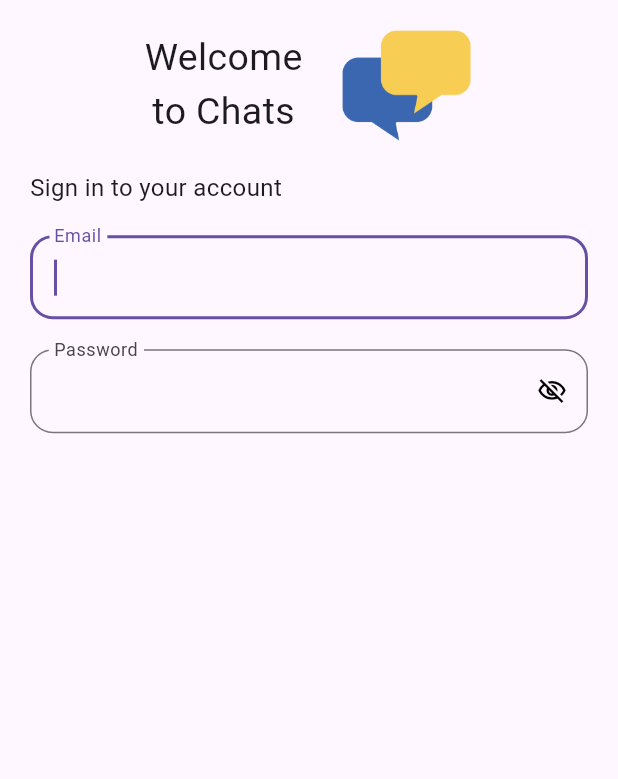
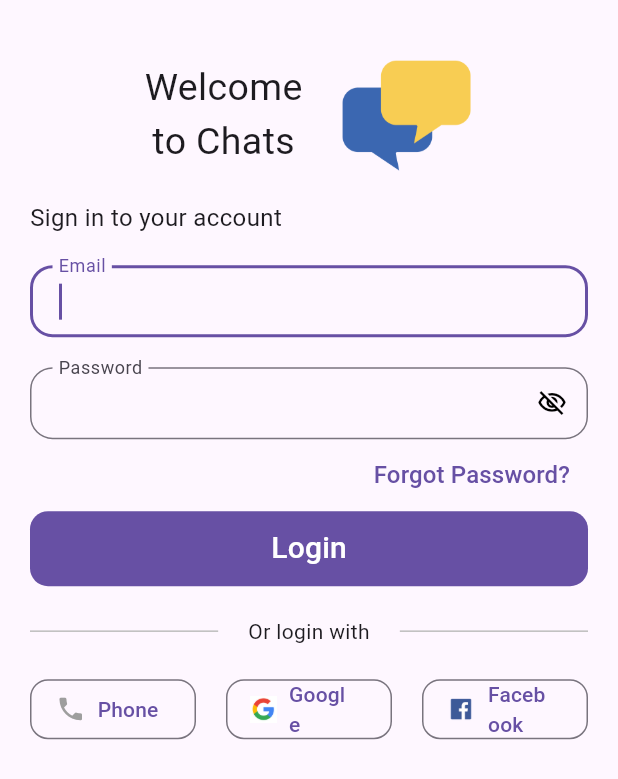
Before and after one commit to meandr1/chats-app, a Flutter app: the screen it shows after launch, on a phone screen of 412 x 824 dp. Shown: the top 779 px of the screen. Run offline on Flutter 3.47's test engine with Material 3 defaults, Android fonts, the phone set to English and light mode, and no system bars; our stand-ins replace firebase_core, flutter_bloc, go_router; accounts and stored records are empty.

Commit message:
login screen

```diff
--- a/lib/bloc/cubit/auth_cubit.dart
+++ b/lib/bloc/cubit/auth_cubit.dart
@@ -12,8 +12,8 @@ validatePass(String? pass){
   emit(AuthValidation(pass: pass));
 }
 
-void changeObscureStatus(bool obscure){
-emit(AuthValidation(obscure: obscure));
+void changeObscureStatus(){
+emit(AuthValidation());
 }
 
 }
--- a/lib/bloc/cubit/auth_state.dart
+++ b/lib/bloc/cubit/auth_state.dart
@@ -1,14 +1,17 @@
 part of 'auth_cubit.dart';
 
-abstract class AuthState {}
+abstract class AuthState {
+  String? email;
+  String? pass;
+  bool? obscure;
+  AuthState({this.email = '', this.pass = '', this.obscure = true});
+
+}
 
 class AuthInitial extends AuthState {}
 
 class AuthValidation extends AuthState {
-  String? email;
-  String? pass;
-  bool obscure;
-  AuthValidation({this.email = '', this.pass = '', this.obscure = true});
+  AuthValidation({String? pass,bool? obscure, String? email}):super();
 }
 
 class AuthChecking extends AuthState {}
--- a/lib/screens/auth/email_auth_screen.dart
+++ b/lib/screens/auth/email_auth_screen.dart
@@ -1,6 +1,11 @@
+import 'package:chats/bloc/cubit/auth_cubit.dart';
 import 'package:chats/screens/auth/email_input_text_field.dart';
 import 'package:chats/screens/auth/pass_input_text_field.dart';
+import 'package:flutter/cupertino.dart';
 import 'package:flutter/material.dart';
+import 'package:flutter/rendering.dart';
+import 'package:flutter/widgets.dart';
+import 'package:flutter_bloc/flutter_bloc.dart';
 import 'main_logo.dart';
 
 class EmailAuthScreen extends StatelessWidget {
@@ -11,24 +16,121 @@ class EmailAuthScreen extends StatelessWidget {
 
   @override
   Widget build(BuildContext context) {
-    return Scaffold(
-      body: ListView(
+    return BlocProvider<AuthCubit>(
+        create: (context) => AuthCubit(),
+        child: Scaffold(
+          // resizeToAvoidBottomInset: false,
+          body: Column(
             children: [
-          const MainLogo(),
+              const Padding(
+                padding: EdgeInsets.only(top: 20),
+                child: MainLogo(),
+              ),
               const Padding(
                   padding: EdgeInsets.only(left: 20),
+                  child: Align(
+                      alignment: Alignment.centerLeft,
                       child: Text(
                         'Sign in to your account',
                         style: TextStyle(fontSize: 16),
+                      ))),
+              Padding(
+                  padding: const EdgeInsets.only(left: 20, right: 20, top: 20),
+                  child: EmailTextInput(
+                    _emailInputController,
+                    'Email',
+                    autofocus: true,
                   )),
               Padding(
-              padding: const EdgeInsets.all(20),
-              child: EmailTextInput(_emailInputController, 'Email', autofocus: true,)),
+                  padding: const EdgeInsets.only(left: 20, right: 20, top: 20),
+                  child: PassTextInput(
+                    _passInputController,
+                    'Password',
+                  )),
               Padding(
-              padding: const EdgeInsets.only(left: 20, right: 20, bottom: 20),
-              child: PassTextInput(_passInputController, 'Password'))
+                  padding: const EdgeInsets.only(right: 20),
+                  child: Align(
+                      alignment: Alignment.centerRight,
+                      child: TextButton(
+                        onPressed: () {},
+                        child: const Text('Forgot Password?',
+                            style: TextStyle(fontSize: 16)),
+                      ))),
+              Padding(
+                  padding:
+                      const EdgeInsets.only(right: 20, left: 20, bottom: 20),
+                  child: FilledButton(
+                    style: FilledButton.styleFrom(
+                        minimumSize: const Size(double.infinity, 50),
+                        shape: const RoundedRectangleBorder(
+                            borderRadius:
+                                BorderRadius.all(Radius.circular(12)))),
+                    onPressed: () {},
+                    child: const Text('Login', style: TextStyle(fontSize: 20)),
+                  )),
+              Padding(
+                padding: const EdgeInsets.only(left: 20, right: 20, bottom: 18),
+                child: Row(
+                  children: [
+                    Expanded(child: Divider(color: Colors.grey.shade400)),
+                    const Padding(
+                      padding: EdgeInsets.symmetric(horizontal: 20),
+                      child: Text('Or login with'),
+                    ),
+                    Expanded(child: Divider(color: Colors.grey.shade400)),
                   ],
                 ),
-    );
+              ),
+              Row(
+                children: [
+                  const SizedBox(width: 20),
+                  Expanded(
+                    child: OutlinedButton.icon(
+                      style: OutlinedButton.styleFrom(
+                          shape: const RoundedRectangleBorder(
+                              borderRadius:
+                                  BorderRadius.all(Radius.circular(12)))),
+                      onPressed: () {},
+                      icon: Icon(Icons.phone,
+                          size: 20, color: Colors.grey.shade500),
+                      label: const Text('Phone'),
+                    ),
+                  ),
+                  const SizedBox(width: 20),
+                  Expanded(
+                    child: OutlinedButton.icon(
+                      style: OutlinedButton.styleFrom(
+                          shape: const RoundedRectangleBorder(
+                              borderRadius:
+                                  BorderRadius.all(Radius.circular(12)))),
+                      onPressed: () {},
+                      icon: Image.asset(
+                        'assets/images/google.png',
+                        scale: 5,
+                      ),
+                      label: const Text('Google'),
+                    ),
+                  ),
+                  const SizedBox(width: 20),
+                  Expanded(
+                    child: OutlinedButton.icon(
+                      style: OutlinedButton.styleFrom(
+                          shape: const RoundedRectangleBorder(
+                              borderRadius:
+                                  BorderRadius.all(Radius.circular(12)))),
+                      onPressed: () {},
+                      icon: Image.asset(
+                        'assets/images/facebook.png',
+                        scale: 4.5,
+                      ),
+                      label: const Text('Facebook'),
+                    ),
+                  ),
+                  const SizedBox(width: 20)
+                ],
+              )
+            ],
+          ),
+        ));
   }
 }
--- a/lib/screens/auth/email_input_text_field.dart
+++ b/lib/screens/auth/email_input_text_field.dart
@@ -1,22 +1,29 @@
+import 'package:chats/bloc/cubit/auth_cubit.dart';
+import 'package:chats/helpers/validator.dart';
 import 'package:flutter/material.dart';
+import 'package:flutter_bloc/flutter_bloc.dart';
 
-class EmailTextInput extends StatelessWidget {
+class EmailTextInput extends StatelessWidget with Validator {
   final TextEditingController controller;
   final String labelText;
   final bool autofocus;
-  EmailTextInput(this.controller, this.labelText,
+  const EmailTextInput(this.controller, this.labelText,
       {this.autofocus = false, super.key});
 
   @override
   Widget build(BuildContext context) {
+    return BlocBuilder<AuthCubit, AuthState>(
+      builder: (context, state) {
         return TextFormField(
           controller: controller,
           textInputAction: TextInputAction.next,
-      onChanged: (_) {},
+          minLines: 1,
+          autovalidateMode: AutovalidateMode.onUserInteraction,
           keyboardType: TextInputType.emailAddress,
           autofocus: autofocus,
-      validator: (_) {},
+          validator: emailValidator,
           decoration: InputDecoration(
+            contentPadding: EdgeInsets.symmetric(vertical: 8.0, horizontal: 15),
             border: OutlineInputBorder(borderRadius: BorderRadius.circular(15)),
             labelText: labelText,
             floatingLabelBehavior: FloatingLabelBehavior.always,
@@ -27,5 +34,7 @@ class EmailTextInput extends StatelessWidget {
             color: Colors.black,
           ),
         );
+      },
+    );
   }
 }
--- a/lib/screens/auth/pass_input_text_field.dart
+++ b/lib/screens/auth/pass_input_text_field.dart
@@ -7,16 +7,13 @@ class PassTextInput extends StatelessWidget with Validator {
   final TextEditingController controller;
   final String labelText;
   final bool autofocus;
-  bool obscureText;
-
   PassTextInput(this.controller, this.labelText,
-      {this.autofocus = false, this.obscureText = true, super.key});
+      {this.autofocus = false, super.key});
 
   @override
   Widget build(BuildContext context) {
-    return BlocProvider<AuthCubit>(
-        create: (context) => AuthCubit(),
-        child: BlocBuilder<AuthCubit, AuthState>(
+    bool obscureText = true;
+    return BlocBuilder<AuthCubit, AuthState>(
       builder: (context, state) {
         return TextFormField(
           controller: controller,
@@ -24,17 +21,19 @@ class PassTextInput extends StatelessWidget with Validator {
           keyboardType: TextInputType.visiblePassword,
           textInputAction: TextInputAction.done,
           autofocus: autofocus,
-              onChanged: (pass) => context.read<AuthCubit>().validatePass(pass),
+          autovalidateMode: AutovalidateMode.onUserInteraction,
+          validator: passValidator,
           decoration: InputDecoration(
-                border:
-                    OutlineInputBorder(borderRadius: BorderRadius.circular(15)),
+            contentPadding: EdgeInsets.symmetric (vertical: 8.0, horizontal: 15),
+            border: OutlineInputBorder(borderRadius: BorderRadius.circular(15)),
             labelText: labelText,
-                // errorText: ,
+
             floatingLabelBehavior: FloatingLabelBehavior.always,
             suffixIcon: IconButton(
-                  onPressed: () => context
-                      .read<AuthCubit>()
-                      .changeObscureStatus(obscureText = !obscureText),
+              onPressed: () {
+                obscureText = !obscureText;
+                context.read<AuthCubit>().changeObscureStatus();
+              },
               icon: Icon(
                 obscureText
                     ? Icons.visibility_off_outlined
@@ -51,9 +50,10 @@ class PassTextInput extends StatelessWidget with Validator {
           ),
         );
       },
-        ));
+    );
   }
 }
+
 
 /*
 
```
Also changed, not shown: assets/images/facebook.png (added), assets/images/google.png (added), pubspec.lock, 7 other files. Lines whose indentation alone changed are shown as unchanged.
